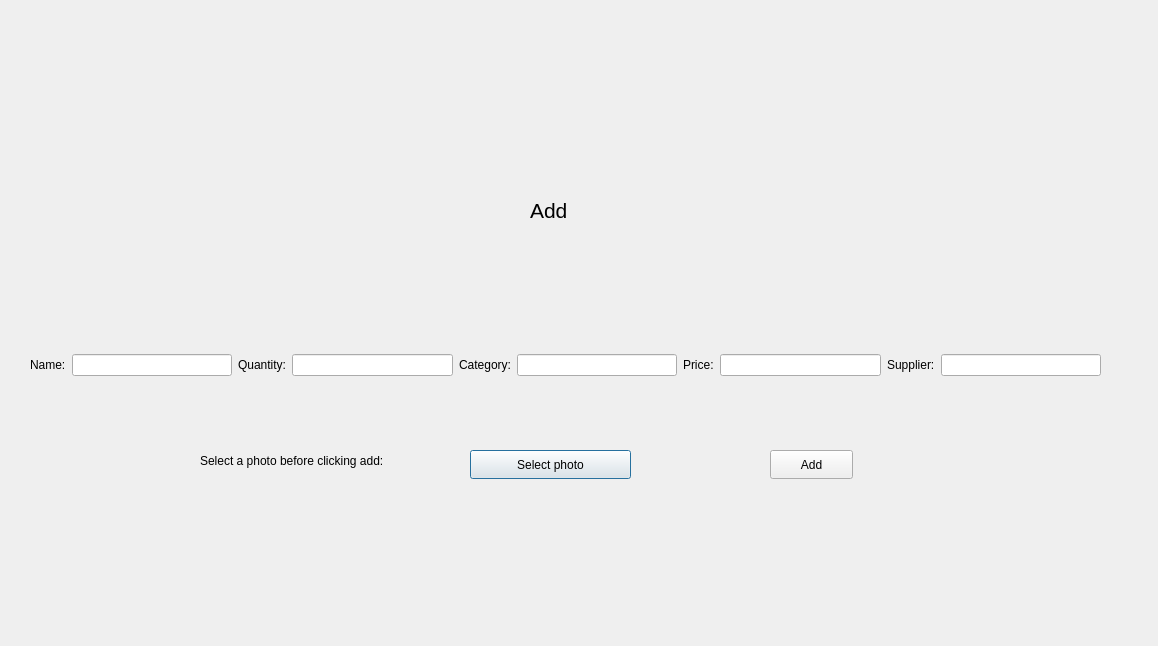
The window that cs2_lab_final_project/additemform.ui (Hamdy410/CS2_lab_finalProject) describes before a commit, drawn with Qt 5.
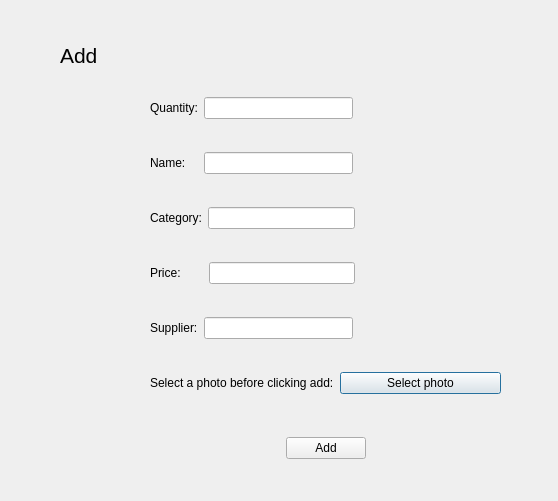
The same window after the commit.

Diff of the .ui file:
```diff
--- a/cs2_lab_final_project/additemform.ui
+++ b/cs2_lab_final_project/additemform.ui
@@ -6,79 +6,83 @@
    <rect>
     <x>0</x>
     <y>0</y>
-    <width>1158</width>
-    <height>646</height>
+    <width>558</width>
+    <height>501</height>
    </rect>
   </property>
   <property name="windowTitle">
    <string>Dialog</string>
   </property>
-  <widget class="QLabel" name="label_4">
+  <widget class="QWidget" name="verticalLayoutWidget">
    <property name="geometry">
     <rect>
-     <x>530</x>
-     <y>190</y>
-     <width>51</width>
-     <height>41</height>
+     <x>150</x>
+     <y>30</y>
+     <width>351</width>
+     <height>461</height>
     </rect>
    </property>
-   <property name="font">
-    <font>
-     <pointsize>16</pointsize>
-    </font>
-   </property>
-   <property name="text">
-    <string>Add</string>
-   </property>
-  </widget>
-  <widget class="QLabel" name="label_11">
-   <property name="geometry">
-    <rect>
-     <x>200</x>
-     <y>440</y>
-     <width>251</width>
-     <height>41</height>
-    </rect>
-   </property>
+   <layout class="QVBoxLayout" name="verticalLayout">
+    <item>
+     <spacer name="verticalSpacer">
+      <property name="orientation">
+       <enum>Qt::Orientation::Vertical</enum>
+      </property>
+      <property name="sizeType">
+       <enum>QSizePolicy::Policy::Minimum</enum>
+      </property>
+      <property name="sizeHint" stdset="0">
+       <size>
+        <width>20</width>
+        <height>40</height>
+       </size>
+      </property>
+     </spacer>
+    </item>
+    <item>
+     <layout class="QHBoxLayout" name="horizontalLayout_3">
+      <item>
+       <widget class="QLabel" name="label_6">
    <property name="text">
-    <string>Select a photo before clicking add:</string>
-   </property>
-  </widget>
-  <widget class="QPushButton" name="pushButtonSelectPhoto">
-   <property name="geometry">
-    <rect>
-     <x>470</x>
-     <y>450</y>
-     <width>161</width>
-     <height>29</height>
-    </rect>
-   </property>
-   <property name="text">
-    <string>Select photo</string>
-   </property>
-  </widget>
-  <widget class="QPushButton" name="pushButtonAdd">
-   <property name="geometry">
-    <rect>
-     <x>770</x>
-     <y>450</y>
-     <width>83</width>
-     <height>29</height>
-    </rect>
-   </property>
-   <property name="text">
-    <string>Add</string>
-   </property>
-  </widget>
-  <widget class="QWidget" name="layoutWidget">
-   <property name="geometry">
-    <rect>
-     <x>30</x>
-     <y>350</y>
-     <width>1071</width>
-     <height>30</height>
-    </rect>
-   </property>
+         <string>Quantity:</string>
+        </property>
+       </widget>
+      </item>
+      <item>
+       <spacer name="horizontalSpacer_9">
+        <property name="orientation">
+         <enum>Qt::Orientation::Horizontal</enum>
+        </property>
+        <property name="sizeType">
+         <enum>QSizePolicy::Policy::Minimum</enum>
+        </property>
+        <property name="sizeHint" stdset="0">
+         <size>
+          <width>0</width>
+          <height>20</height>
+         </size>
+        </property>
+       </spacer>
+      </item>
+      <item>
+       <widget class="QLineEdit" name="lineEditAddQuantity"/>
+      </item>
+      <item>
+       <spacer name="horizontalSpacer">
+        <property name="orientation">
+         <enum>Qt::Orientation::Horizontal</enum>
+        </property>
+        <property name="sizeHint" stdset="0">
+         <size>
+          <width>40</width>
+          <height>20</height>
+         </size>
+        </property>
+       </spacer>
+      </item>
+     </layout>
+    </item>
+    <item>
    <layout class="QHBoxLayout" name="horizontalLayout">
     <item>
      <widget class="QLabel" name="label_5">
@@ -87,19 +91,42 @@
       </property>
      </widget>
     </item>
+      <item>
+       <spacer name="horizontalSpacer_8">
+        <property name="orientation">
+         <enum>Qt::Orientation::Horizontal</enum>
+        </property>
+        <property name="sizeType">
+         <enum>QSizePolicy::Policy::Minimum</enum>
+        </property>
+        <property name="sizeHint" stdset="0">
+         <size>
+          <width>12</width>
+          <height>20</height>
+         </size>
+        </property>
+       </spacer>
+      </item>
     <item>
      <widget class="QLineEdit" name="lineEditAddName"/>
     </item>
     <item>
-     <widget class="QLabel" name="label_6">
-      <property name="text">
-       <string>Quantity:</string>
-      </property>
-     </widget>
+       <spacer name="horizontalSpacer_2">
+        <property name="orientation">
+         <enum>Qt::Orientation::Horizontal</enum>
+        </property>
+        <property name="sizeHint" stdset="0">
+         <size>
+          <width>40</width>
+          <height>20</height>
+         </size>
+        </property>
+       </spacer>
+      </item>
+     </layout>
     </item>
     <item>
-     <widget class="QLineEdit" name="lineEditAddQuantity"/>
-    </item>
+     <layout class="QHBoxLayout" name="horizontalLayout_4">
     <item>
      <widget class="QLabel" name="label_7">
       <property name="text">
@@ -111,26 +138,196 @@
      <widget class="QLineEdit" name="lineEditAddCategory"/>
     </item>
     <item>
+       <spacer name="horizontalSpacer_3">
+        <property name="orientation">
+         <enum>Qt::Orientation::Horizontal</enum>
+        </property>
+        <property name="sizeHint" stdset="0">
+         <size>
+          <width>40</width>
+          <height>20</height>
+         </size>
+        </property>
+       </spacer>
+      </item>
+     </layout>
+    </item>
+    <item>
+     <layout class="QHBoxLayout" name="horizontalLayout_5">
+      <item>
      <widget class="QLabel" name="label_8">
       <property name="text">
        <string>Price:</string>
       </property>
      </widget>
     </item>
+      <item>
+       <spacer name="horizontalSpacer_7">
+        <property name="orientation">
+         <enum>Qt::Orientation::Horizontal</enum>
+        </property>
+        <property name="sizeType">
+         <enum>QSizePolicy::Policy::Minimum</enum>
+        </property>
+        <property name="sizeHint" stdset="0">
+         <size>
+          <width>22</width>
+          <height>20</height>
+         </size>
+        </property>
+       </spacer>
+      </item>
     <item>
      <widget class="QLineEdit" name="lineEditAddPrice"/>
     </item>
     <item>
+       <spacer name="horizontalSpacer_4">
+        <property name="orientation">
+         <enum>Qt::Orientation::Horizontal</enum>
+        </property>
+        <property name="sizeHint" stdset="0">
+         <size>
+          <width>40</width>
+          <height>20</height>
+         </size>
+        </property>
+       </spacer>
+      </item>
+     </layout>
+    </item>
+    <item>
+     <layout class="QHBoxLayout" name="horizontalLayout_6">
+      <item>
      <widget class="QLabel" name="label_9">
       <property name="text">
        <string>Supplier:</string>
       </property>
      </widget>
     </item>
+      <item>
+       <spacer name="horizontalSpacer_6">
+        <property name="orientation">
+         <enum>Qt::Orientation::Horizontal</enum>
+        </property>
+        <property name="sizeType">
+         <enum>QSizePolicy::Policy::Minimum</enum>
+        </property>
+        <property name="sizeHint" stdset="0">
+         <size>
+          <width>0</width>
+          <height>20</height>
+         </size>
+        </property>
+       </spacer>
+      </item>
     <item>
      <widget class="QLineEdit" name="lineEditAddSupplier"/>
     </item>
-   </layout>
+      <item>
+       <spacer name="horizontalSpacer_5">
+        <property name="orientation">
+         <enum>Qt::Orientation::Horizontal</enum>
+        </property>
+        <property name="sizeHint" stdset="0">
+         <size>
+          <width>40</width>
+          <height>20</height>
+         </size>
+        </property>
+       </spacer>
+      </item>
+     </layout>
+    </item>
+    <item>
+     <layout class="QHBoxLayout" name="horizontalLayout_7">
+      <item>
+       <widget class="QLabel" name="label_11">
+        <property name="text">
+         <string>Select a photo before clicking add:</string>
+        </property>
+       </widget>
+      </item>
+      <item>
+       <widget class="QPushButton" name="pushButtonSelectPhoto">
+        <property name="text">
+         <string>Select photo</string>
+        </property>
+       </widget>
+      </item>
+     </layout>
+    </item>
+    <item>
+     <spacer name="verticalSpacer_2">
+      <property name="orientation">
+       <enum>Qt::Orientation::Vertical</enum>
+      </property>
+      <property name="sizeType">
+       <enum>QSizePolicy::Policy::Fixed</enum>
+      </property>
+      <property name="sizeHint" stdset="0">
+       <size>
+        <width>20</width>
+        <height>10</height>
+       </size>
+      </property>
+     </spacer>
+    </item>
+    <item>
+     <layout class="QHBoxLayout" name="horizontalLayout_8">
+      <item>
+       <spacer name="horizontalSpacer_11">
+        <property name="orientation">
+         <enum>Qt::Orientation::Horizontal</enum>
+        </property>
+        <property name="sizeHint" stdset="0">
+         <size>
+          <width>40</width>
+          <height>20</height>
+         </size>
+        </property>
+       </spacer>
+      </item>
+      <item>
+       <widget class="QPushButton" name="pushButtonAdd">
+        <property name="text">
+         <string>Add</string>
+        </property>
+       </widget>
+      </item>
+      <item>
+       <spacer name="horizontalSpacer_10">
+        <property name="orientation">
+         <enum>Qt::Orientation::Horizontal</enum>
+        </property>
+        <property name="sizeHint" stdset="0">
+         <size>
+          <width>40</width>
+          <height>20</height>
+         </size>
+        </property>
+       </spacer>
+      </item>
+     </layout>
+    </item>
+   </layout>
+  </widget>
+  <widget class="QLabel" name="label_4">
+   <property name="geometry">
+    <rect>
+     <x>60</x>
+     <y>20</y>
+     <width>61</width>
+     <height>71</height>
+    </rect>
+   </property>
+   <property name="font">
+    <font>
+     <pointsize>16</pointsize>
+    </font>
+   </property>
+   <property name="text">
+    <string>Add</string>
+   </property>
   </widget>
  </widget>
  <resources/>
```
Lines whose indentation alone changed are shown as unchanged.
